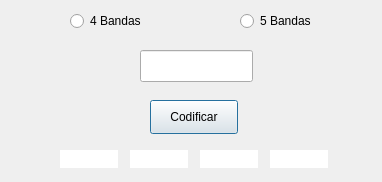
Before: the Qt Designer form codificador.ui in RanierRN/TrabajoResistencias, drawn with Qt 5.
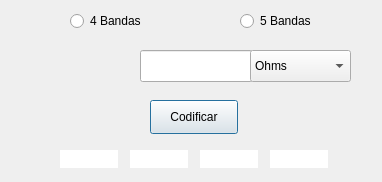
After: the same form once the commit is applied.

```diff
--- a/codificador.ui
+++ b/codificador.ui
@@ -129,6 +129,36 @@
     <string/>
    </property>
   </widget>
+  <widget class="QComboBox" name="UnidadBox">
+   <property name="geometry">
+    <rect>
+     <x>250</x>
+     <y>50</y>
+     <width>101</width>
+     <height>32</height>
+    </rect>
+   </property>
+   <item>
+    <property name="text">
+     <string>Ohms</string>
+    </property>
+   </item>
+   <item>
+    <property name="text">
+     <string>k Ohms</string>
+    </property>
+   </item>
+   <item>
+    <property name="text">
+     <string>M Ohms</string>
+    </property>
+   </item>
+   <item>
+    <property name="text">
+     <string>G Ohms</string>
+    </property>
+   </item>
+  </widget>
  </widget>
  <resources/>
  <connections/>
```
Left out of the diff: 2 changed lines with no effect on the pictures.
